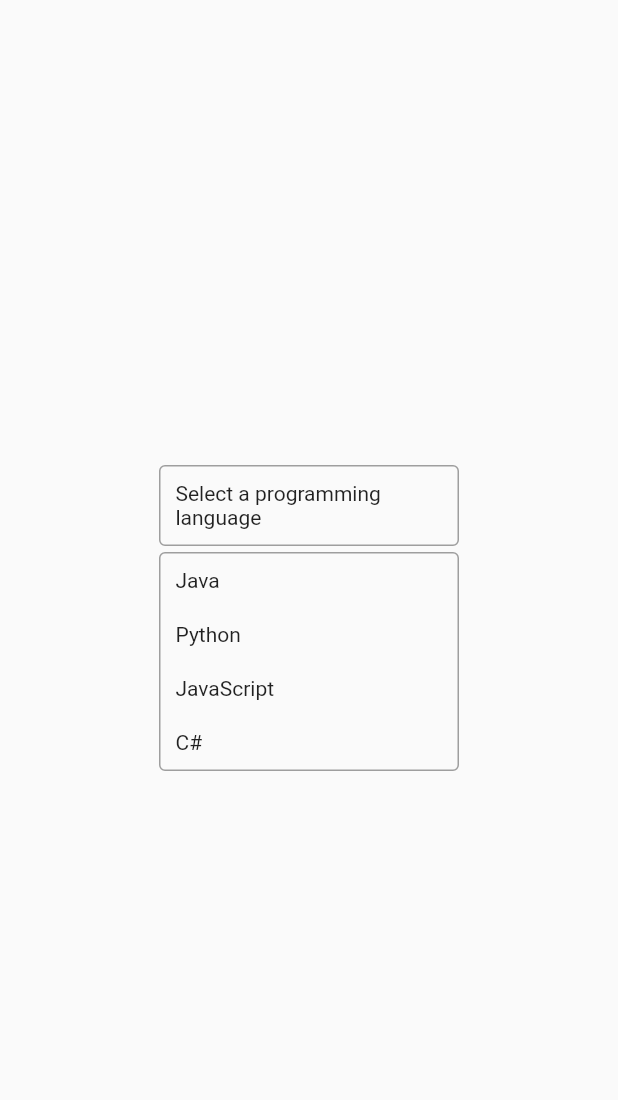
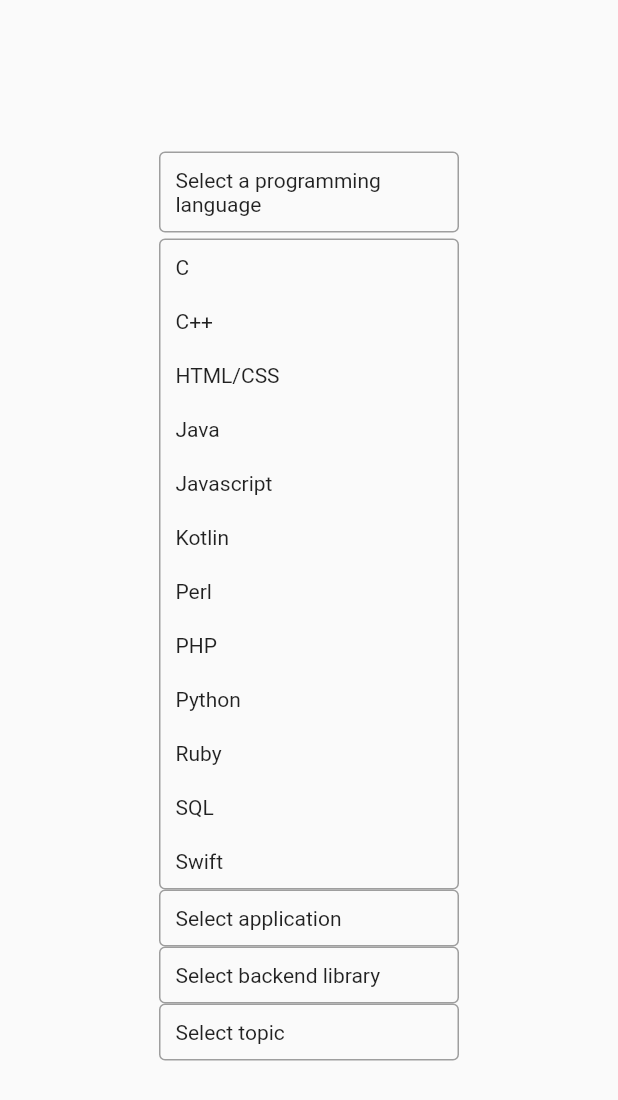
Before and after one commit to diasmashikov/ednex, a Flutter app: the screen it shows after launch, after a tap on "Select a programming language", on a phone screen of 412 x 824 dp. Shown: the top 1100 px of the screen. Run offline on Flutter 3.47's test engine with Material 2 defaults, Android fonts, the phone set to English and light mode, and no system bars.

Commit message:
Implement data features with dropdown menus

```diff
--- /dev/null
+++ b/lib/data/Language.dart
@@ -0,0 +1,28 @@
+class Repository {
+  List<String> languages = [
+    "C", "C++", "HTML/CSS", "Java", "Javascript", "Kotlin", "Perl",
+    "PHP", "Python", "Ruby", "SQL", "Swift"];
+
+  List<String> cApplication = [
+    "Backend", "Frontend", "Full stack", "Data science", "Web scraping"];
+
+  List<String> cppApplication = [
+    "Backend", "Frontend", "Full stack", "Data science", "Web scraping"];
+
+  List<String> pythonApplication = [
+    "Backend", "Frontend", "Full stack", "Data science", "Web scraping"];
+
+  List<String> pythonApplicationBackendLibrary = [
+    "FastAPI", "Flask", "Django"
+  ];
+
+  List<String> pythonApplicationBackendLibraryTopic = [
+    "POST method", "TCP Connection", "GET method"
+  ];
+
+  Map<String, String> website_links = {
+    "C": "codeacademy=https://www.codecademy.com/catalog/language/java,"
+        "coursera=https://www.coursera.org/learn/java-introduction,"
+        ""
+  };
+}
--- a/lib/main_screen.dart
+++ b/lib/main_screen.dart
@@ -1,3 +1,4 @@
+import 'package:ednex/data/Language.dart';
 import 'package:ednex/widgets/custom_dropdown.dart';
 import 'package:flutter/material.dart';
 import 'package:flutter/src/widgets/framework.dart';
@@ -12,10 +13,44 @@ class MainScreen extends StatefulWidget {
 
 class _MainScreenState extends State<MainScreen> {
   String programmingLanguage = 'Select a programming language';
+  String application = 'Select application';
+  String backendLibrary = 'Select backend library';
+  String backendLibraryTopic = 'Select topic';
+  String helpfulLink = "";
+
 
   void handleDropdownProgrammingChange(String value) {
     setState(() {
       programmingLanguage = value;
+    });
+  }
+
+  void handleDropdownApplicationChange(String value) {
+    setState(() {
+      application = value;
+    });
+  }
+
+  void handleDropdownBackendLibraryChange(String value) {
+    setState(() {
+      backendLibrary = value;
+    });
+  }
+
+  void handleDropdownBackendLibraryTopicChange(String value) {
+    setState(() {
+      backendLibraryTopic = value;
+      switch(value) {
+        case "POST method":
+          helpfulLink = "https://www.youtube.com/watch?v=wS9LfFtXdBs";
+          break;
+        case "GET method":
+          helpfulLink = "https://www.youtube.com/watch?v=Vg752wm_EWU";
+          break;
+        case "TCP Connection":
+          helpfulLink = "https://www.youtube.com/watch?v=gV-EpY2TeQ0";
+          break;
+      }
     });
   }
 
@@ -28,8 +63,21 @@ class _MainScreenState extends State<MainScreen> {
           children: <Widget>[
             CustomDropdown(
                 initialValue: programmingLanguage,
-                options: ['Java', 'Python', 'JavaScript', 'C#'],
+                options: Repository().languages,
                 onChanged: handleDropdownProgrammingChange),
+            CustomDropdown(
+                initialValue: application,
+                options: Repository().pythonApplication,
+                onChanged: handleDropdownApplicationChange),
+            CustomDropdown(
+                initialValue: backendLibrary,
+                options: Repository().pythonApplicationBackendLibrary,
+                onChanged: handleDropdownBackendLibraryChange),
+            CustomDropdown(
+                initialValue: backendLibraryTopic,
+                options: Repository().pythonApplicationBackendLibraryTopic,
+                onChanged: handleDropdownBackendLibraryTopicChange),
+            Text(helpfulLink)
           ],
         ),
       ),
```
Also changed, not shown: pubspec.lock.
